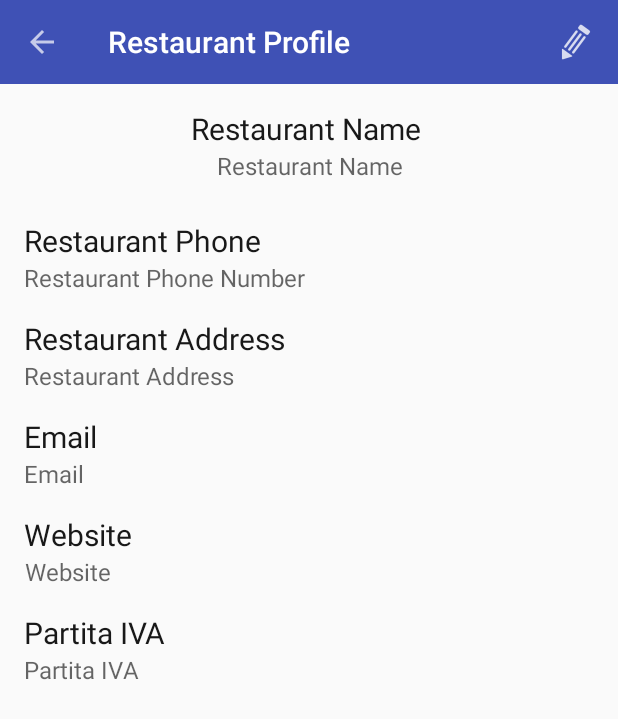
After one commit to pmgrp/Lab4, an Android app: the OwnerActivityRestaurantProfile screen opened directly, with no data from a screen before it, on a phone screen of 412 x 824 dp. The commit adds this screen. Shown: the top 719 px of the screen. Run offline under Robolectric (Android 15) with nearby library versions, the phone set to English and light mode, and no system bars.

Commit message:
Merged with Owner profile activity, strating working on Restaurant profile data in Firbase

```diff
--- a/app/src/main/java/a15/group/lab4/ActivityAddUserInfo.java
+++ b/app/src/main/java/a15/group/lab4/ActivityAddUserInfo.java
@@ -146,7 +146,8 @@ public class ActivityAddUserInfo extends BaseActivity {
                 startActivity(in);
                 break;
             case OWNER:
-            //TODO manage Owner case
+                in = new Intent(this, OwnerActivityMain.class);
+                startActivity(in);
                 break;
         }
     }
--- /dev/null
+++ b/app/src/main/java/a15/group/lab4/OwnerActivityRestaurantProfile.java
@@ -0,0 +1,87 @@
+package a15.group.lab4;
+
+import android.content.Intent;
+import android.content.SharedPreferences;
+import android.os.Bundle;
+import android.preference.PreferenceManager;
+import android.support.v7.app.AppCompatActivity;
+import android.support.v7.widget.Toolbar;
+import android.view.Menu;
+import android.view.MenuItem;
+import android.widget.TextView;
+
+import com.google.gson.Gson;
+
+public class OwnerActivityRestaurantProfile extends AppCompatActivity {
+
+    Restaurant obj;
+
+    @Override
+    protected void onCreate(Bundle savedInstanceState) {
+        super.onCreate(savedInstanceState);
+        setContentView(R.layout.owner_activity_restaurant_profile);
+        //toolbar
+        //to add toolbar with back arrow
+        Toolbar toolbar = (Toolbar) findViewById(R.id.toolbar);
+        setSupportActionBar(toolbar);
+        getSupportActionBar().setDisplayHomeAsUpEnabled(true);
+        //
+
+
+        SharedPreferences preferences = PreferenceManager.getDefaultSharedPreferences(this);
+        Gson gson = new Gson();
+        String json = preferences.getString("restaurant", null);
+        obj = gson.fromJson(json, Restaurant.class);
+        if (obj != null) {
+            TextView txt = (TextView) findViewById(R.id.restaurantName);
+            txt.setText(obj.getRestaurantName());
+            txt = (TextView) findViewById(R.id.restaurantPhone);
+            txt.setText(obj.getRestaurantPhone());
+            txt = (TextView) findViewById(R.id.restaurantAddress);
+            txt.setText(obj.getRestaurantAddress());
+            txt = (TextView) findViewById(R.id.restaurantEmail);
+            txt.setText(obj.getRestaurantEmail());
+            txt = (TextView) findViewById(R.id.restaurantWebsite);
+            txt.setText(obj.getRestaurantWebsite());
+            txt = (TextView) findViewById(R.id.restaurantIVA);
+            txt.setText(obj.getRestaurantPiva());
+        }
+        else {
+            obj = new Restaurant();
+        }
+    }
+
+    public boolean onCreateOptionsMenu(Menu menu) {
+        // Inflate the menu; this adds items to the action bar if it is present.
+        getMenuInflater().inflate(R.menu.menu_restaurant_profile, menu);
+        return true;
+    }
+
+
+    public boolean onOptionsItemSelected(MenuItem item) {
+        // Handle action bar item clicks here. The action bar will
+        // automatically handle clicks on the Home/Up button, so long
+        // as you specify a parent activity in AndroidManifest.xml.
+        int id = item.getItemId();
+
+        //noinspection SimplifiableIfStatement
+        if (id == R.id.action_edit) {
+            Intent intent = new Intent(this, OwnerActivityEditRestaurantProfile.class);
+            startActivity(intent);
+            return true;
+        }
+
+        return super.onOptionsItemSelected(item);
+    }
+
+    @Override
+    public void onPause(){
+        super.onPause();
+        SharedPreferences prefs = PreferenceManager.getDefaultSharedPreferences(this);
+        SharedPreferences.Editor editor = prefs.edit();
+        Gson gson = new Gson();
+        String json = gson.toJson(obj);
+        editor.putString("restaurant", json);
+        editor.commit();
+    }
+}
--- /dev/null
+++ b/app/src/main/res/layout/owner_activity_restaurant_profile.xml
@@ -0,0 +1,143 @@
+<?xml version="1.0" encoding="utf-8"?>
+<RelativeLayout android:layout_width="match_parent"
+    android:layout_height="wrap_content"
+    xmlns:android="http://schemas.android.com/apk/res/android"
+    xmlns:app="http://schemas.android.com/apk/res-auto"
+    xmlns:tools="http://schemas.android.com/tools"
+    tools:context=".OwnerActivityRestaurantProfile">
+    <android.support.v7.widget.Toolbar
+        android:id="@+id/toolbar"
+        android:layout_width="match_parent"
+        android:layout_height="?attr/actionBarSize"
+        android:background="@color/colorPrimary"
+        app:theme="@style/ToolbarTheme"
+        app:popupTheme="@style/Theme.AppCompat">
+    </android.support.v7.widget.Toolbar>
+
+    <RelativeLayout
+        android:layout_width="match_parent"
+        android:layout_height="match_parent"
+        android:layout_below="@id/toolbar"
+        android:padding="16dp">
+
+        <TextView
+            android:layout_width="match_parent"
+            android:layout_height="wrap_content"
+            android:id="@+id/name_text_title"
+            android:text="Restaurant Name "
+            android:textSize="20sp"
+            android:textColor="@color/dark_text_color"
+            android:textAlignment="center"
+            />
+        <TextView
+            android:layout_width="match_parent"
+            android:layout_height="wrap_content"
+            android:id="@+id/restaurantName"
+            android:hint="Restaurant Name"
+            android:layout_below="@id/name_text_title"
+            android:textAlignment="center"
+            android:textSize="16dp"
+            android:paddingBottom="25dp"
+            />
+
+        <TextView
+            android:layout_width="wrap_content"
+            android:layout_height="wrap_content"
+            android:id="@+id/name_phone_title"
+            android:text="Restaurant Phone "
+            android:textSize="20sp"
+            android:textColor="@color/dark_text_color"
+            android:layout_below="@id/restaurantName"
+            />
+        <TextView
+            android:layout_width="wrap_content"
+            android:layout_height="wrap_content"
+            android:id="@+id/restaurantPhone"
+            android:hint="Restaurant Phone Number"
+            android:textAlignment="center"
+            android:layout_below="@id/name_phone_title"
+            android:textSize="16dp"
+            android:paddingBottom="16dp" />
+
+        <TextView
+            android:layout_width="wrap_content"
+            android:layout_height="wrap_content"
+            android:id="@+id/name_address_title"
+            android:text="Restaurant Address "
+            android:textSize="20sp"
+            android:textColor="@color/dark_text_color"
+            android:layout_below="@id/restaurantPhone"
+            />
+        <TextView
+            android:layout_width="wrap_content"
+            android:layout_height="wrap_content"
+            android:id="@+id/restaurantAddress"
+            android:hint="Restaurant Address"
+            android:layout_below="@id/name_address_title"
+            android:textAlignment="center"
+            android:textSize="16dp"
+            android:paddingBottom="16dp"/>
+
+
+        <TextView
+            android:layout_width="wrap_content"
+            android:layout_height="wrap_content"
+            android:id="@+id/name_email_title"
+            android:text="Email "
+            android:textSize="20sp"
+            android:textColor="@color/dark_text_color"
+            android:layout_below="@id/restaurantAddress"
+            />
+        <TextView
+            android:layout_width="wrap_content"
+            android:layout_height="wrap_content"
+            android:id="@+id/restaurantEmail"
+            android:hint="Email"
+            android:layout_below="@+id/name_email_title"
+            android:textAlignment="center"
+            android:textSize="16dp"
+            android:paddingBottom="16dp"/>
+
+
+
+        <TextView
+            android:layout_width="wrap_content"
+            android:layout_height="wrap_content"
+            android:id="@+id/name_website_title"
+            android:text="Website "
+            android:textSize="20sp"
+            android:textColor="@color/dark_text_color"
+            android:layout_below="@id/restaurantEmail"
+            />
+
+        <TextView
+            android:layout_width="wrap_content"
+            android:layout_height="wrap_content"
+            android:id="@+id/restaurantWebsite"
+            android:hint="Website"
+            android:layout_below="@+id/name_website_title"
+            android:textAlignment="center"
+            android:textSize="16dp"
+            android:paddingBottom="16dp"/>
+
+
+        <TextView
+            android:layout_width="wrap_content"
+            android:layout_height="wrap_content"
+            android:id="@+id/name_partita_title"
+            android:text="Partita IVA "
+            android:textSize="20sp"
+            android:textColor="@color/dark_text_color"
+            android:layout_below="@id/restaurantWebsite"
+            />
+        <TextView
+            android:layout_width="wrap_content"
+            android:layout_height="wrap_content"
+            android:id="@+id/restaurantIVA"
+            android:hint="Partita IVA"
+            android:layout_below="@+id/name_partita_title"
+            android:textAlignment="center"
+            android:textSize="16dp"
+            android:paddingBottom="16dp"/>
+    </RelativeLayout>
+    </RelativeLayout>
--- a/app/src/main/res/layout/user_activity_main.xml
+++ b/app/src/main/res/layout/user_activity_main.xml
@@ -1,5 +1,6 @@
 <?xml version="1.0" encoding="utf-8"?>
-<LinearLayout xmlns:android="http://schemas.android.com/apk/res/android"
+<LinearLayout
+    xmlns:android="http://schemas.android.com/apk/res/android"
     xmlns:tools="http://schemas.android.com/tools"
     android:layout_width="match_parent"
     android:layout_height="match_parent"
--- /dev/null
+++ b/app/src/main/res/menu/menu_restaurant_profile.xml
@@ -0,0 +1,11 @@
+<?xml version="1.0" encoding="utf-8"?>
+<menu xmlns:android="http://schemas.android.com/apk/res/android"
+    xmlns:app="http://schemas.android.com/apk/res-auto"
+    xmlns:tools="http://schemas.android.com/tools"
+    tools:context=".ActivityRestaurantProfile">
+    <item
+        android:id="@+id/action_edit"
+        android:icon="@drawable/ic_edit_profile"
+        android:title="@string/action_edit_string"
+        app:showAsAction="always" />
+</menu>
--- a/app/src/main/res/values/strings.xml
+++ b/app/src/main/res/values/strings.xml
@@ -1,6 +1,7 @@
 <resources>
     <string name="app_name">Lab4</string>
     <string name="action_settings">Settings</string>
+    <string name="action_edit_string">Edit</string>
     <string name="name_offer">Name</string>
     <string name="description_offer">Description</string>
     <string name="total_description">This is where all the description of the offer will be written.</string>
```
Also changed, not shown: app/src/main/AndroidManifest.xml (+26 -3 lines), app/src/main/java/a15/group/lab4/OwnerActivityEditRestaurantProfile.java (added, +92 -0 lines), app/src/main/java/a15/group/lab4/OwnerActivityMain.java (added, +57 -0 lines), app/src/main/res/layout/owner_activity_edit_restaurant_profile.xml (added, +102 -0 lines), app/src/main/res/layout/owner_activity_main.xml (added, +73 -0 lines), app/src/main/res/drawable-mdpi/ic_edit_profile.png (added).
